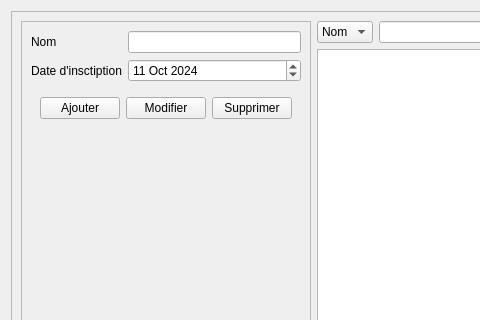
This is membermanager.ui in Salioudrame/Gestion-Bibliotheque-Scolaire as Qt 5 draws it before an edit; both pictures show x 0 to 480 and y 0 to 320 of the 1118 by 435 pixel window. The edited form follows.
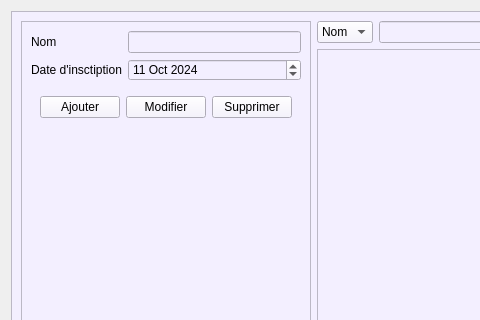
This is the edited form.

Diff of the .ui file:
```diff
--- a/membermanager.ui
+++ b/membermanager.ui
@@ -16,6 +16,9 @@
   <layout class="QHBoxLayout" name="horizontalLayout">
    <item>
     <widget class="QFrame" name="frame">
+     <property name="styleSheet">
+      <string notr="true">background-color: rgb(243, 239, 255);</string>
+     </property>
      <property name="frameShape">
       <enum>QFrame::StyledPanel</enum>
      </property>
```
